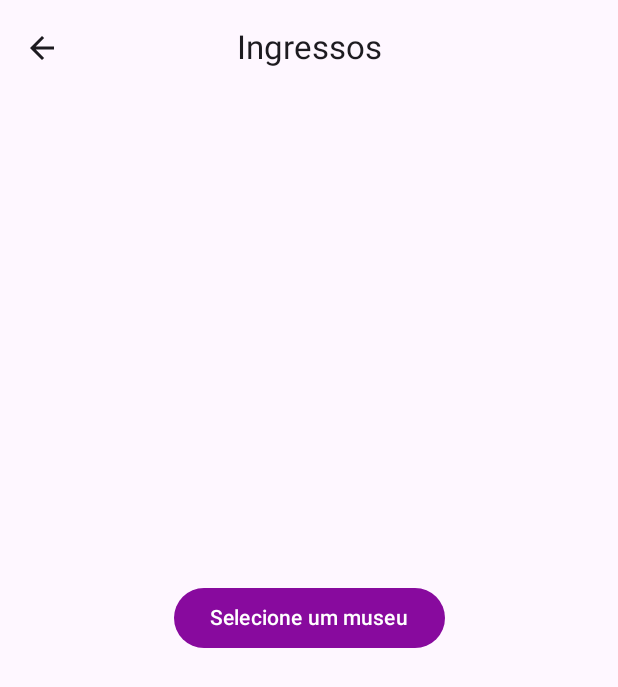
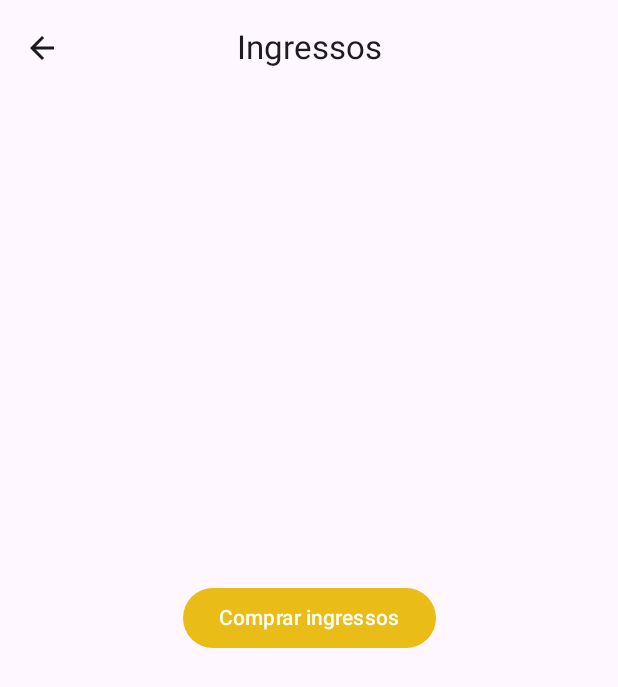
Before and after one commit to eduardasantanab/projeto_mobile_rota_cultural, an Android app built with Jetpack Compose: the Ingressos screen opened through its navigation route, on a phone screen of 412 x 824 dp. Shown: the top 687 px of the screen. Run offline under Robolectric (Android 15) with nearby library versions, the phone set to English and light mode, and no system bars.

Commit message:
ajusta posicao da tela de ingresso e cor do botao

```diff
--- a/app/src/main/java/com/example/lunchtray/ui/TelaIngressos.kt
+++ b/app/src/main/java/com/example/lunchtray/ui/TelaIngressos.kt
@@ -6,11 +6,13 @@ import androidx.compose.foundation.layout.*
 import androidx.compose.foundation.lazy.LazyColumn
 import androidx.compose.foundation.lazy.items
 import androidx.compose.foundation.rememberScrollState
+import androidx.compose.foundation.shape.RoundedCornerShape
 import androidx.compose.foundation.verticalScroll
 import androidx.compose.material3.*
 import androidx.compose.runtime.*
 import androidx.compose.ui.Alignment
 import androidx.compose.ui.Modifier
+import androidx.compose.ui.draw.clip
 import androidx.compose.ui.graphics.Color
 import androidx.compose.ui.res.painterResource
 import androidx.compose.ui.unit.dp
@@ -26,15 +28,15 @@ data class Museum(
 )
 
 @Composable
-fun TelaCompraIngressos() {
+fun TelaCompraIngressos(
+    modifier: Modifier = Modifier
+) {
     val museums = listOf(
         Museum("Instituto Ricardo Brennand", "Um museu com uma vasta coleção de armas brancas e obras de arte.", R.drawable.brennand, 20.0),
         Museum("Museu Cais do Sertão", "Museu interativo dedicado à cultura sertaneja.", R.drawable.cais_do_sertao, 15.0),
         Museum("Museu do Recife", "Museu com exposições sobre a história da cidade.", R.drawable.cidade_do_recife, 10.0),
         Museum("Museu Gilberto Fryre", "Museu interativo dedicado à cultura sertaneja.", R.drawable.gilberto_freyre, 22.0),
-        Museum("Homem do nordeste", "Museu com exposições sobre a história da cidade.", R.drawable.homem_do_nordeste, 30.0),
-
-
+        Museum("Homem do nordeste", "Museu com exposições sobre a história da cidade.", R.drawable.homem_do_nordeste2, 30.0),
         ).sortedBy { it.name }
 
     var selectedMuseum by remember { mutableStateOf<Museum?>(null) }
@@ -46,7 +48,7 @@ fun TelaCompraIngressos() {
     Column(
         modifier = Modifier
             .fillMaxSize()
-            .padding(16.dp),
+            .padding(14.dp),
         horizontalAlignment = Alignment.CenterHorizontally,
         verticalArrangement = Arrangement.Center
     ) {
@@ -62,9 +64,9 @@ fun TelaCompraIngressos() {
                 if (!showMuseumList) {
                     Button(
                         onClick = { showMuseumList = true },
-                        colors = ButtonDefaults.buttonColors(containerColor = Color(0xFF880A9E))
+                        colors = ButtonDefaults.buttonColors(containerColor = Color(0xFFEABC17))
                     ) {
-                        Text("Selecione um museu")
+                        Text("Comprar ingressos")
                     }
                 } else {
                     MuseumList(museums = museums, onMuseumSelected = { selectedMuseum = it })
@@ -84,7 +86,8 @@ fun TelaCompraIngressos() {
 fun MuseumList(museums: List<Museum>, onMuseumSelected: (Museum) -> Unit) {
     LazyColumn(
         modifier = Modifier.fillMaxSize(),
-        contentPadding = PaddingValues(16.dp)
+        contentPadding = PaddingValues(16.dp),
+        verticalArrangement = Arrangement.Center
     ) {
         items(museums) { museum ->
             Card(
@@ -195,6 +198,8 @@ fun MuseumDetails(
     }
 }
 
+
+
 @Composable
 fun TicketCard(museum: Museum, time: String, quantity: Int, totalPrice: Double) {
     Card(
```
Also changed, not shown: app/src/main/java/com/example/lunchtray/ui/TelaInicial.kt (+4 -3 lines), app/src/main/res/drawable/homem_do_nordeste2.jpg (added), app/src/main/res/drawable/instituto_brennand.jpg (added), app/src/main/res/drawable/qrcode_ticket.png (added).
